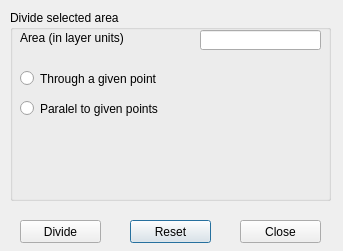
Qt form area_div.ui (zsiki/ls) before a commit.
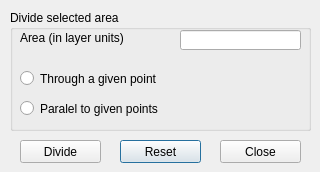
The same form after that commit.

Commit message: corrected windowSize, .TAB order and objectName in Area Division window .ui

```diff
--- a/area_div.ui
+++ b/area_div.ui
@@ -6,8 +6,8 @@
    <rect>
     <x>0</x>
     <y>0</y>
-    <width>343</width>
-    <height>251</height>
+    <width>320</width>
+    <height>172</height>
    </rect>
   </property>
   <property name="sizePolicy">
@@ -18,14 +18,14 @@
   </property>
   <property name="minimumSize">
    <size>
-    <width>343</width>
-    <height>251</height>
+    <width>320</width>
+    <height>172</height>
    </size>
   </property>
   <property name="maximumSize">
    <size>
-    <width>343</width>
-    <height>251</height>
+    <width>320</width>
+    <height>172</height>
    </size>
   </property>
   <property name="windowTitle">
@@ -40,8 +40,8 @@
   <widget class="QPushButton" name="ResetButton">
    <property name="geometry">
     <rect>
-     <x>130</x>
-     <y>220</y>
+     <x>120</x>
+     <y>140</y>
      <width>81</width>
      <height>23</height>
     </rect>
@@ -60,7 +60,7 @@
    <property name="geometry">
     <rect>
      <x>20</x>
-     <y>220</y>
+     <y>140</y>
      <width>81</width>
      <height>23</height>
     </rect>
@@ -78,8 +78,8 @@
   <widget class="QPushButton" name="CloseButton">
    <property name="geometry">
     <rect>
-     <x>240</x>
-     <y>220</y>
+     <x>220</x>
+     <y>140</y>
      <width>81</width>
      <height>23</height>
     </rect>
@@ -99,8 +99,8 @@
     <rect>
      <x>10</x>
      <y>10</y>
-     <width>321</width>
-     <height>191</height>
+     <width>301</width>
+     <height>121</height>
     </rect>
    </property>
    <property name="title">
@@ -109,7 +109,7 @@
    <widget class="QLineEdit" name="AreaLineEdit">
     <property name="geometry">
      <rect>
-      <x>190</x>
+      <x>170</x>
       <y>20</y>
       <width>121</width>
       <height>20</height>
```
Left out of the diff: 6 changed lines with no effect on the pictures.
